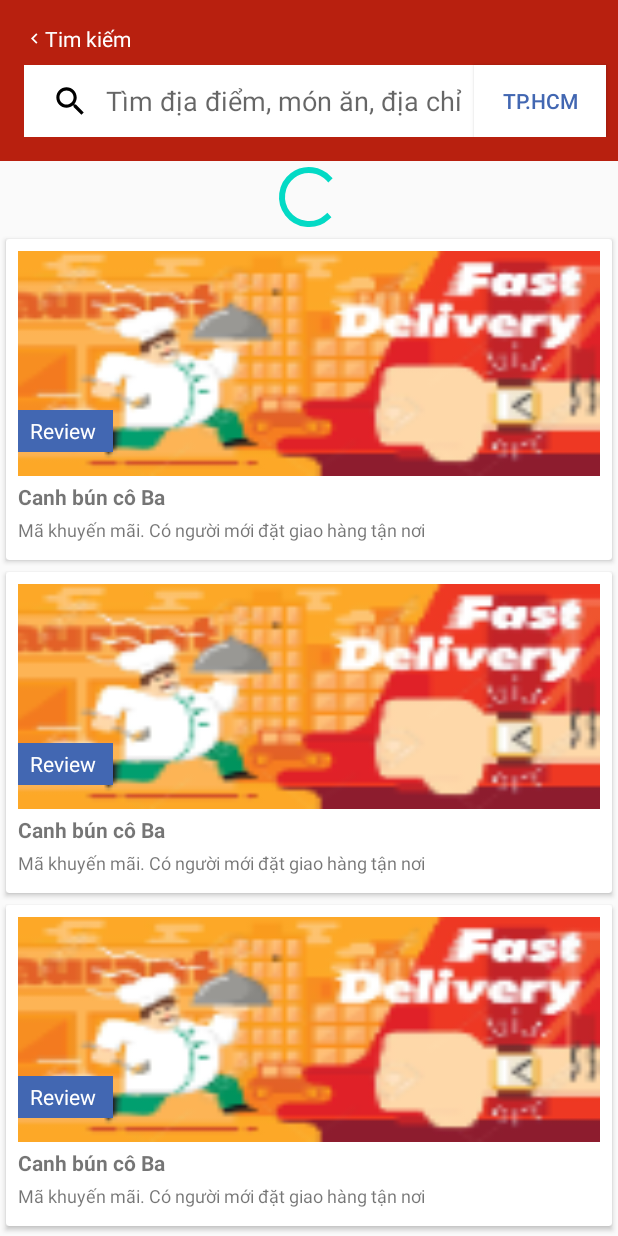
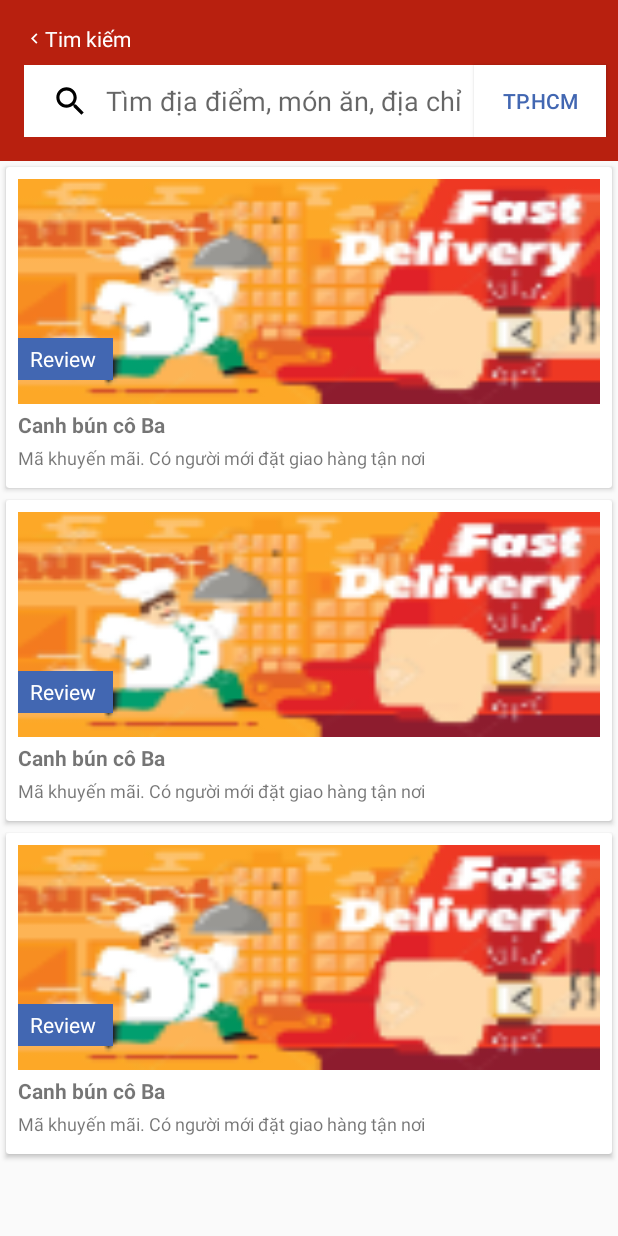
Before and after one commit to trongtran178/food_delivery, an Android app: the layout activity_search_restaurant_page.xml on its own in the app's theme, with its tools: preview values and no code run, on a phone screen of 412 x 824 dp. Run offline under Robolectric (Android 15) with nearby library versions, the phone set to English and light mode, and no system bars.

Commit message:
commit changes

```diff
--- a/app/src/main/java/hcmute/spkt/tranngoctrong/food_delivery/model/api/Response.java
+++ b/app/src/main/java/hcmute/spkt/tranngoctrong/food_delivery/model/api/Response.java
@@ -29,7 +29,6 @@ public class Response {
         Response response = mapper.readValue(responseString, Response.class);
         return response;
     }
-
 
     public int getCode() {
         return code;
--- a/app/src/main/java/hcmute/spkt/tranngoctrong/food_delivery/services/Api.java
+++ b/app/src/main/java/hcmute/spkt/tranngoctrong/food_delivery/services/Api.java
@@ -14,7 +14,6 @@ public class Api {
     private PostAsyncTask postAsyncTask;
     private PutAsyncTask putAsyncTask;
     private DeleteAsyncTask deleteAsyncTask;
-
 
     private OkHttpClient client;
 
--- a/app/src/main/res/layout/activity_search_restaurant_page.xml
+++ b/app/src/main/res/layout/activity_search_restaurant_page.xml
@@ -72,12 +72,6 @@
 
     </androidx.appcompat.widget.Toolbar>
 
-    <ProgressBar
-        android:id="@+id/search_restaurant_progress_bar"
-        android:layout_width="match_parent"
-        android:layout_height="wrap_content"
-        android:visibility="visible" />
-
     <androidx.recyclerview.widget.RecyclerView
         android:id="@+id/restaurant_recycler_view"
         android:layout_width="match_parent"
--- /dev/null
+++ b/app/src/main/res/layout/item_loading_circular.xml
@@ -0,0 +1,6 @@
+<?xml version="1.0" encoding="utf-8"?>
+<androidx.constraintlayout.widget.ConstraintLayout
+    xmlns:android="http://schemas.android.com/apk/res/android" android:layout_width="match_parent"
+    android:layout_height="match_parent">
+
+</androidx.constraintlayout.widget.ConstraintLayout>
```
Also changed, not shown: app/src/main/java/hcmute/spkt/tranngoctrong/food_delivery/model/Food.java (+8 -17 lines), app/src/main/java/hcmute/spkt/tranngoctrong/food_delivery/model/Restaurant.java (+26 -37 lines), app/src/main/java/hcmute/spkt/tranngoctrong/food_delivery/views/search/SearchRestaurantActivity.java (+8 -9 lines).
